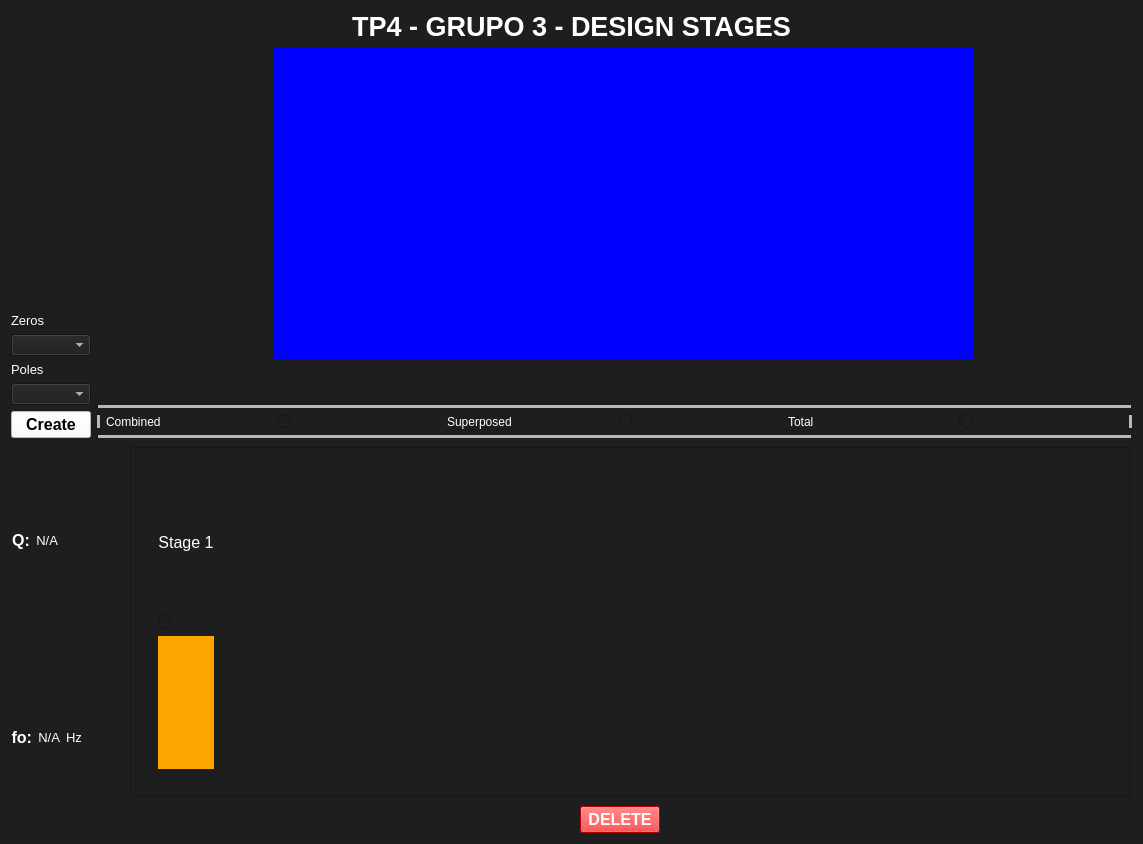
Old version of the form Frontend/Designer/tp4_stages.ui in the repository odevincenti/TC_TP4.
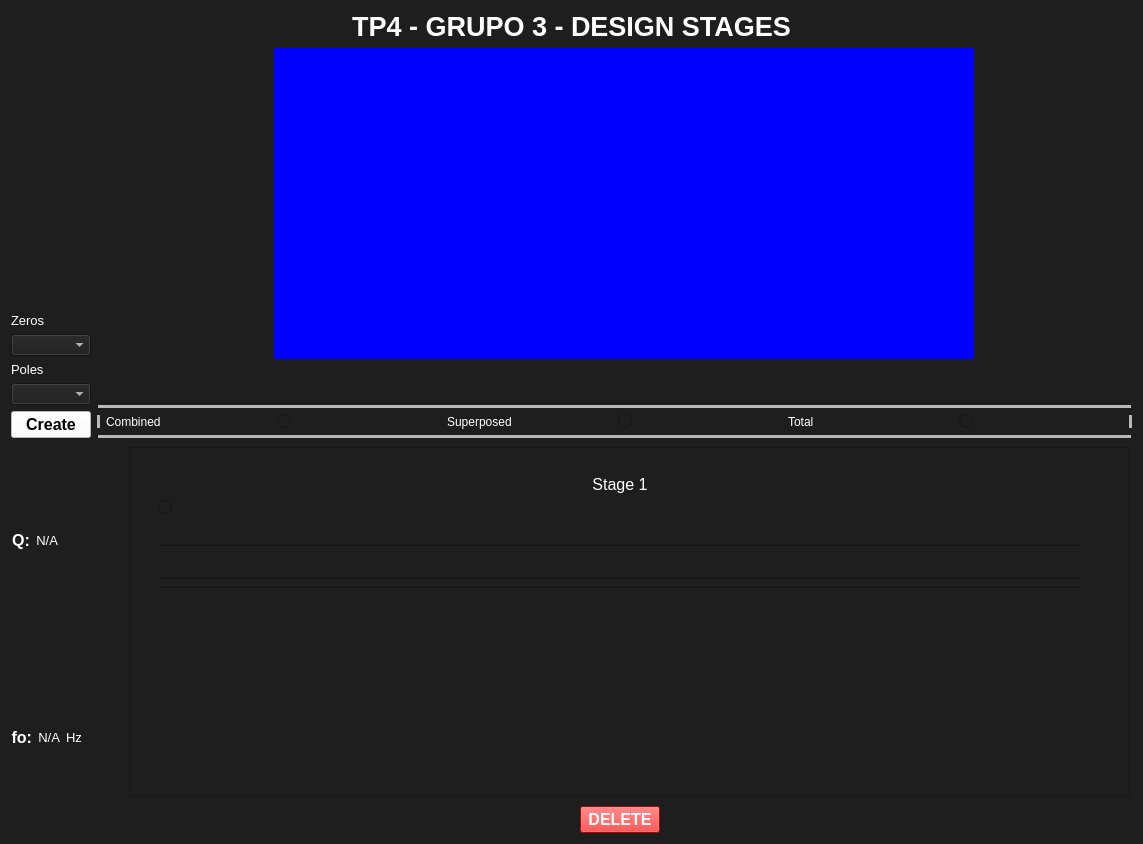
New version of the form. Custom widgets are drawn as their Qt base class.

Commit message: add label_denominador label_numerador label_q label_n

```diff
--- a/Frontend/Designer/tp4_stages.ui
+++ b/Frontend/Designer/tp4_stages.ui
@@ -572,8 +572,8 @@
                  <rect>
                   <x>0</x>
                   <y>0</y>
-                  <width>485</width>
-                  <height>330</height>
+                  <width>498</width>
+                  <height>342</height>
                  </rect>
                 </property>
                 <layout class="QHBoxLayout" name="horizontalLayout_2">
@@ -590,7 +590,7 @@
                         <item>
                          <widget class="QWidget" name="widget_Stages_2" native="true">
                           <property name="styleSheet">
-                           <string notr="true">background:rgb(30,30,30);</string>
+                           <string notr="true"/>
                           </property>
                           <layout class="QHBoxLayout" name="horizontalLayout_31">
                            <item>
@@ -621,31 +621,117 @@
                               </widget>
                              </item>
                              <item>
-                              <layout class="QHBoxLayout" name="horizontalLayout_32">
+                              <layout class="QVBoxLayout" name="verticalLayout_7">
                                <item>
-                                <widget class="QWidget" name="widget_5" native="true">
+                                <widget class="QLabel" name="label_numerador">
+                                 <property name="font">
+                                  <font>
+                                   <pointsize>12</pointsize>
+                                  </font>
+                                 </property>
                                  <property name="styleSheet">
-                                  <string notr="true">background:orange;</string>
+                                  <string notr="true">color:white</string>
                                  </property>
+                                 <property name="text">
+                                  <string/>
+                                 </property>
+                                 <property name="alignment">
+                                  <set>Qt::AlignCenter</set>
+                                 </property>
                                 </widget>
                                </item>
+                               <item>
+                                <widget class="Line" name="line_ecuacion">
+                                 <property name="orientation">
+                                  <enum>Qt::Horizontal</enum>
+                                 </property>
+                                </widget>
+                               </item>
+                               <item>
+                                <widget class="QLabel" name="label_denominador">
+                                 <property name="font">
+                                  <font>
+                                   <pointsize>12</pointsize>
+                                  </font>
+                                 </property>
+                                 <property name="styleSheet">
+                                  <string notr="true">color:white</string>
+                                 </property>
+                                 <property name="text">
+                                  <string/>
+                                 </property>
+                                 <property name="alignment">
+                                  <set>Qt::AlignCenter</set>
+                                 </property>
+                                </widget>
+                               </item>
+                               <item>
+                                <widget class="Line" name="line_ecuacion_2">
+                                 <property name="orientation">
+                                  <enum>Qt::Horizontal</enum>
+                                 </property>
+                                </widget>
+                               </item>
+                               <item>
+                                <widget class="Line" name="line_ecuacion_3">
+                                 <property name="orientation">
+                                  <enum>Qt::Horizontal</enum>
+                                 </property>
+                                </widget>
+                               </item>
+                               <item>
+                                <widget class="QLabel" name="label_n">
+                                 <property name="font">
+                                  <font>
+                                   <pointsize>12</pointsize>
+                                  </font>
+                                 </property>
+                                 <property name="styleSheet">
+                                  <string notr="true">color:white</string>
+                                 </property>
+                                 <property name="text">
+                                  <string/>
+                                 </property>
+                                 <property name="alignment">
+                                  <set>Qt::AlignCenter</set>
+                                 </property>
+                                </widget>
+                               </item>
+                               <item>
+                                <widget class="QLabel" name="label_q">
+                                 <property name="font">
+                                  <font>
+                                   <pointsize>12</pointsize>
+                                  </font>
+                                 </property>
+                                 <property name="styleSheet">
+                                  <string notr="true">color:white</string>
+                                 </property>
+                                 <property name="text">
+                                  <string/>
+                                 </property>
+                                 <property name="alignment">
+                                  <set>Qt::AlignCenter</set>
+                                 </property>
+                                </widget>
+                               </item>
+                               <item>
+                                <spacer name="verticalSpacer_4">
+                                 <property name="orientation">
+                                  <enum>Qt::Vertical</enum>
+                                 </property>
+                                 <property name="sizeHint" stdset="0">
+                                  <size>
+                                   <width>20</width>
+                                   <height>40</height>
+                                  </size>
+                                 </property>
+                                </spacer>
+                               </item>
                               </layout>
                              </item>
                             </layout>
                            </item>
-                           <item>
-                            <spacer name="verticalSpacer_6">
-                             <property name="orientation">
-                              <enum>Qt::Vertical</enum>
-                             </property>
-                             <property name="sizeHint" stdset="0">
-                              <size>
-                               <width>20</width>
-                               <height>40</height>
-                              </size>
-                             </property>
-                            </spacer>
-                           </item>
                           </layout>
                          </widget>
                         </item>
@@ -664,19 +750,6 @@
                         </property>
                        </spacer>
                       </item>
-                      <item>
-                       <spacer name="horizontalSpacer_6">
-                        <property name="orientation">
-                         <enum>Qt::Horizontal</enum>
-                        </property>
-                        <property name="sizeHint" stdset="0">
-                         <size>
-                          <width>40</width>
-                          <height>20</height>
-                         </size>
-                        </property>
-                       </spacer>
-                      </item>
                      </layout>
                     </item>
                    </layout>
```
Left out of the diff: 16 changed lines with no effect on the pictures. The commit also changes 3 other files.
